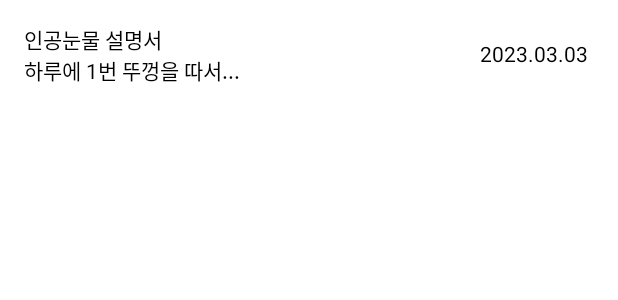
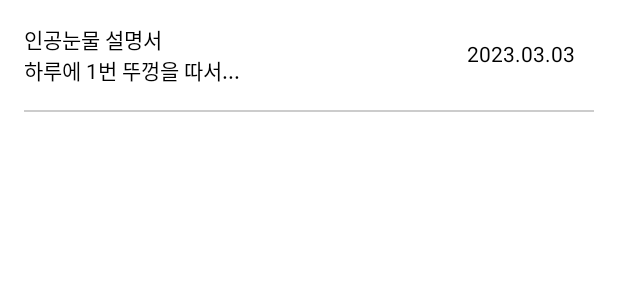
Before and after one commit to ese111/CardScanner, an Android app built with Jetpack Compose: the @Preview function NoteItemPreview, on a phone screen of 412 x 824 dp. Shown: the top 300 px of the screen. Run offline under Robolectric (Android 15) with nearby library versions, the phone set to English and light mode, and no system bars.

```diff
--- a/app/src/main/java/com/example/cardinfoscanner/ui/camera/CameraScreen.kt
+++ b/app/src/main/java/com/example/cardinfoscanner/ui/camera/CameraScreen.kt
@@ -25,6 +25,7 @@ import androidx.lifecycle.LifecycleOwner
 import com.example.cardinfoscanner.stateholder.camera.CameraScreenState
 import com.example.cardinfoscanner.ui.common.CardSnackBar
 import com.example.cardinfoscanner.ui.common.NormalDialog
+import com.example.cardinfoscanner.ui.common.TopAppBar
 import com.example.cardinfoscanner.util.CameraUtil
 import com.google.accompanist.permissions.ExperimentalPermissionsApi
 import com.google.accompanist.permissions.isGranted
@@ -57,7 +58,7 @@ fun CameraPreViewScreen(
             }
         },
         topBar = {
-            Text(text = "Card Scanner", modifier = Modifier.padding(18.dp))
+            TopAppBar(title = "Card Scanner")
         }
     ) { paddingValues ->
         if (dialogState.value) {
--- a/app/src/main/java/com/example/cardinfoscanner/ui/note/list/NoteListScreen.kt
+++ b/app/src/main/java/com/example/cardinfoscanner/ui/note/list/NoteListScreen.kt
@@ -5,10 +5,12 @@ import androidx.compose.foundation.layout.Column
 import androidx.compose.foundation.layout.Row
 import androidx.compose.foundation.layout.Spacer
 import androidx.compose.foundation.layout.fillMaxWidth
+import androidx.compose.foundation.layout.height
 import androidx.compose.foundation.layout.padding
 import androidx.compose.foundation.layout.wrapContentHeight
 import androidx.compose.foundation.lazy.LazyColumn
 import androidx.compose.foundation.lazy.items
+import androidx.compose.material3.MaterialTheme
 import androidx.compose.material3.Scaffold
 import androidx.compose.material3.Text
 import androidx.compose.runtime.Composable
@@ -21,6 +23,7 @@ import androidx.compose.ui.unit.dp
 import com.example.cardinfoscanner.stateholder.note.Note
 import com.example.cardinfoscanner.stateholder.note.NoteListState
 import com.example.cardinfoscanner.stateholder.note.rememberNoteListState
+import com.example.cardinfoscanner.ui.common.TopAppBar
 import kotlinx.coroutines.flow.MutableStateFlow
 
 @Composable
@@ -29,8 +32,9 @@ fun NoteListScreen(
 ) {
     Scaffold(
         topBar = {
-            Text(modifier = Modifier.padding(16.dp), text = "Notes")
-        }
+            TopAppBar(title = "Note")
+        },
+        contentColor = MaterialTheme.colorScheme.onSurface
     ) { paddingValues ->
         LazyColumn(modifier = Modifier.padding(paddingValues)) {
             items(items = state.noteList.value, key = { note -> note.id }) { item ->
@@ -45,6 +49,7 @@ fun NoteItem(
     modifier: Modifier = Modifier,
     note: Note
 ) {
+    Column {
         Row(
             modifier = modifier
                 .fillMaxWidth()
@@ -58,10 +63,19 @@ fun NoteItem(
                 Text(text = note.title)
                 Text(text = note.content, overflow = TextOverflow.Ellipsis, maxLines = 2)
             }
-        Spacer(modifier = Modifier
-            .weight(1f)
-            .background(Color.Red))
+            Spacer(
+                modifier = Modifier
+                    .weight(0.5f)
+            )
             Text(text = note.date, modifier = Modifier.weight(1f))
+        }
+        Spacer(
+            modifier = Modifier
+                .fillMaxWidth()
+                .height(1.dp)
+                .padding(start = 16.dp, end = 16.dp)
+                .background(Color.LightGray)
+        )
     }
 }
 
```
Also changed, not shown: app/src/main/java/com/example/cardinfoscanner/NavHostController.kt (+10 -0 lines), app/src/main/java/com/example/cardinfoscanner/ui/common/TopAppbar.kt (added, +32 -0 lines), app/src/main/java/com/example/cardinfoscanner/ui/main/MainScreen.kt (+10 -10 lines). Lines whose indentation alone changed are shown as unchanged.
